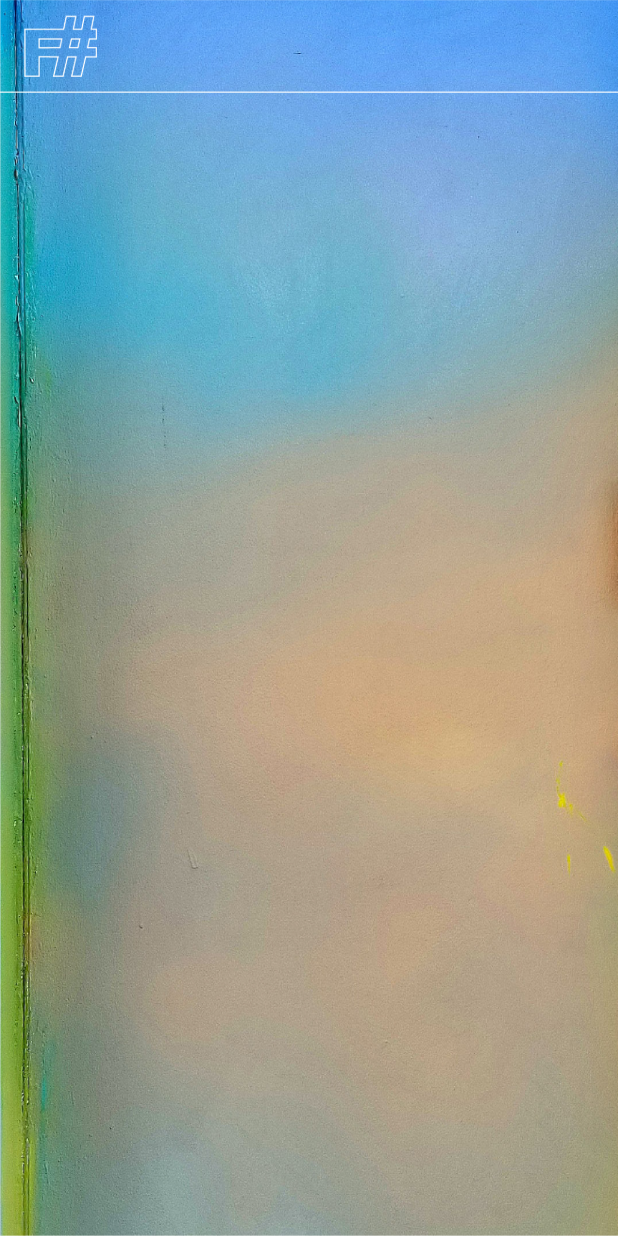
After one commit to wjsghk9029/F-_Flutter_cj, a Flutter app: the MemberInfo screen opened directly, on a phone screen of 412 x 824 dp. The commit adds this screen. Run offline on Flutter 3.47's test engine with Material 2 defaults, Android fonts, the light colour scheme and no system bars; our stand-ins replace double_back_to_close_app, flutter_secure_storage, get, google_sign_in, video_player; accounts and stored records are empty; statements that could not run were skipped.

Commit message:
피드백 수정

```diff
--- /dev/null
+++ b/lib/page/register/page/MemberInfo.dart
@@ -0,0 +1,84 @@
+import 'package:flutter/cupertino.dart';
+import 'package:flutter/material.dart';
+import 'package:get/get.dart';
+
+class MemberInfo extends StatefulWidget {
+  @override
+  _MemberInfoState createState() => _MemberInfoState();
+}
+
+class _MemberInfoState extends State<MemberInfo> {
+  final idTextFieldController = TextEditingController();
+  final pwTextFieldController = TextEditingController();
+  final pwReTextFieldController = TextEditingController();
+  final nameTextFieldController = TextEditingController();
+  final birthDayTextFieldController = TextEditingController();
+  final emailTextFieldController = TextEditingController();
+  final phoneTextFieldController = TextEditingController();
+  final phoneAuthTextFieldController = TextEditingController();
+  final homeNameTextFieldController = TextEditingController();
+  final homePhoneTextFieldController = TextEditingController();
+  final homeAdressTextFieldController = TextEditingController();
+
+  @override
+  void dispose() {
+    idTextFieldController.dispose();
+    pwTextFieldController.dispose();
+    pwReTextFieldController.dispose();
+    nameTextFieldController.dispose();
+    birthDayTextFieldController.dispose();
+    emailTextFieldController.dispose();
+    phoneTextFieldController.dispose();
+    phoneAuthTextFieldController.dispose();
+    homeNameTextFieldController.dispose();
+    homePhoneTextFieldController.dispose();
+    homeAdressTextFieldController.dispose();
+    super.dispose();
+  }
+
+  @override
+  void initState() {
+    super.initState();
+  }
+
+  @override
+  Widget build(BuildContext context) {
+    return Scaffold(
+      body: Stack(
+        children: [
+          backGroundImage(),
+          _AppBar(),
+        ],
+      ),
+    );
+  }
+
+  Positioned _AppBar() {
+    return Positioned(
+          width: Get.width,
+          child: AppBar(
+            shape: Border(bottom: BorderSide(color: Colors.white, width: 0.75)),
+            toolbarHeight: Get.height * 0.075,
+            elevation: 0,
+            shadowColor: Colors.white,
+            backgroundColor: Colors.transparent,
+            title: Container(
+              alignment: Alignment.centerLeft,
+              child: Image.asset('assets/상단로고.png',
+                fit: BoxFit.cover,
+                height: Get.height * 0.05,),
+            ),
+            automaticallyImplyLeading: false,
+          ),
+        );
+  }
+
+  Container backGroundImage() {
+    return Container(
+          decoration: BoxDecoration(
+            image: DecorationImage(image: AssetImage('assets/register_background.jpg'), fit: BoxFit.fill),
+          ),
+        );
+  }
+
+}
```
Also changed, not shown: lib/page/register/page/registerpage3.dart (+1 -90 lines), lib/page/register/page/registerpage4.dart (deleted, +0 -227 lines), lib/page/register/start_oftable_page.dart (+1 -8 lines).
